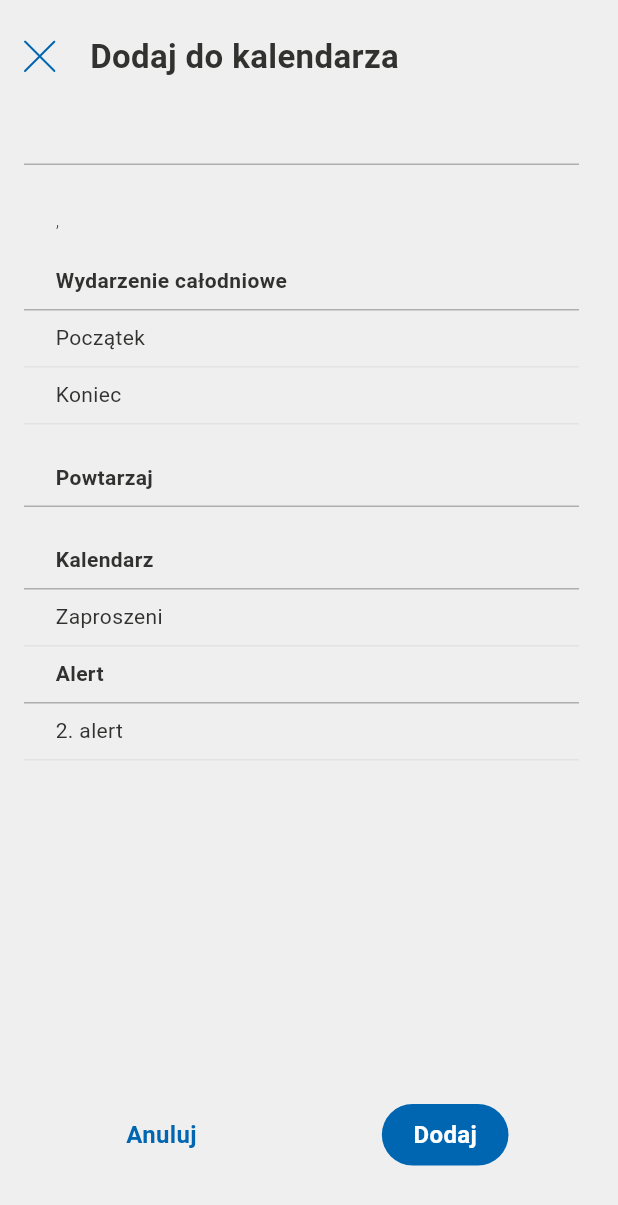
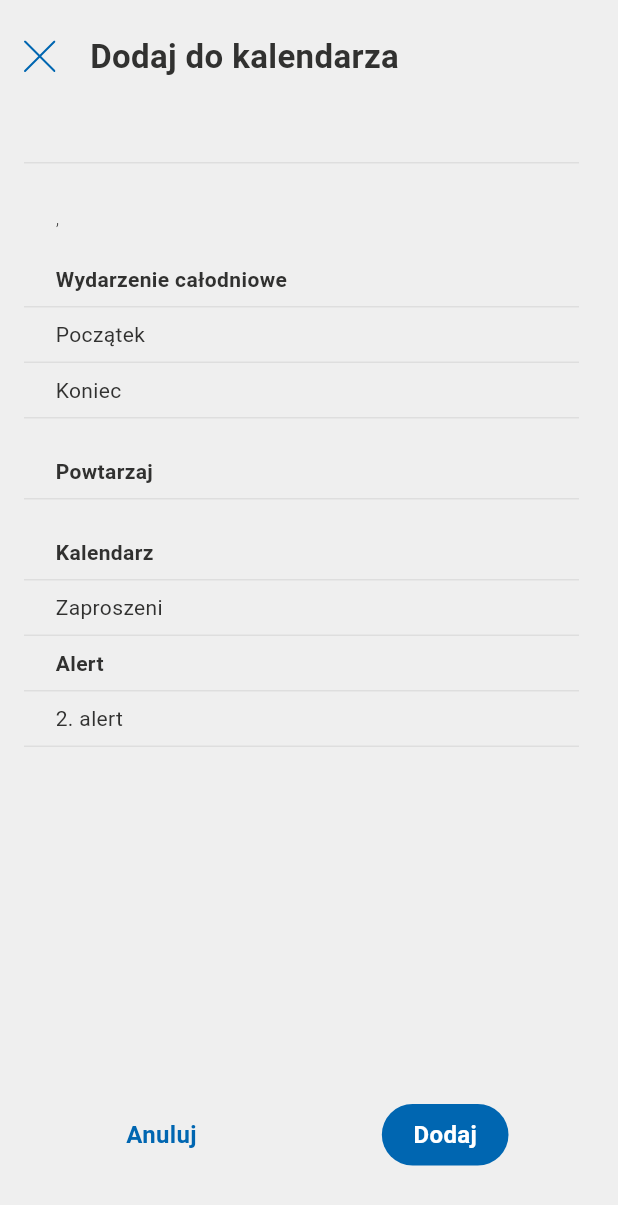
Before and after one commit to redssu/aplikacja-explore, a Flutter app: the EventAddToCalendarSheet widget shown alone on an empty page, opened directly with empty values, on a phone screen of 412 x 824 dp. Shown: the top 1205 px of the screen. Run offline on Flutter 3.47's test engine with Material 3 defaults, Android fonts, the phone set to English and light mode, and no system bars; our stand-ins replace flutter_svg, shimmer.

Commit message:
Wyniesienie domyślnego motywu poziomej linii

```diff
--- a/lib/main.dart
+++ b/lib/main.dart
@@ -25,6 +25,11 @@
         scaffoldBackgroundColor: const Color(0xFFEFEFEF),
         colorScheme: ColorScheme.fromSeed(seedColor: const Color(0xFF0066B1)),
         useMaterial3: true,
+        dividerTheme: DividerThemeData(
+          color: const Color(0xFF000000).withOpacity(0.07),
+          space: 0,
+          thickness: 1,
+        ),
         sliderTheme: SliderThemeData(
           trackHeight: 3,
           overlayShape: const RoundSliderOverlayShape(overlayRadius: 0),
--- a/lib/src/common/layouts/sheet_layout.dart
+++ b/lib/src/common/layouts/sheet_layout.dart
@@ -43,7 +43,9 @@
                       constraints: BoxConstraints(
                         minHeight: viewportConstraints.maxHeight,
                       ),
-                      child: child,
+                      child: IntrinsicHeight(
+                        child: child,
+                      ),
                     ),
                   );
                 },
--- a/lib/src/presentation/events/single/sheets/event_add_to_calendar_sheet.dart
+++ b/lib/src/presentation/events/single/sheets/event_add_to_calendar_sheet.dart
@@ -52,10 +52,10 @@
       child: EdgePadding(
         left: 16,
         right: 26,
-        child: IntrinsicHeight(
         child: Column(
           crossAxisAlignment: CrossAxisAlignment.start,
           children: [
+            // MARK: Informacje o wydarzeniu
             Padding(
               padding: _padding,
               child: Text(
@@ -65,10 +65,7 @@
                 ),
               ),
             ),
-              Divider(
-                height: 1,
-                color: const Color(0xFF4D4C4C).withOpacity(0.4),
-              ),
+            const Divider(),
             const VSpace(10),
             Padding(
               padding: _padding,
@@ -80,7 +77,9 @@
                 ),
               ),
             ),
+            //
             const VSpace(13),
+            // MARK: Data wydarzenia
             Padding(
               padding: _padding,
               child: Row(
@@ -96,10 +95,7 @@
                 ],
               ),
             ),
-              Divider(
-                height: 1,
-                color: const Color(0xFF4D4C4C).withOpacity(0.4),
-              ),
+            const Divider(),
             Padding(
               padding: _padding,
               child: Row(
@@ -115,10 +111,7 @@
                 ],
               ),
             ),
-              Divider(
-                height: 1,
-                color: const Color(0xFF4D4C4C).withOpacity(0.07),
-              ),
+            const Divider(),
             Padding(
               padding: _padding,
               child: Row(
@@ -134,11 +127,10 @@
                 ],
               ),
             ),
-              Divider(
-                height: 1,
-                color: const Color(0xFF4D4C4C).withOpacity(0.07),
-              ),
+            const Divider(),
+            //
             const VSpace(17),
+            // MARK: Powtarzanie
             Padding(
               padding: _padding,
               child: Row(
@@ -154,10 +146,7 @@
                 ],
               ),
             ),
-              Divider(
-                height: 1,
-                color: const Color(0xFF4D4C4C).withOpacity(0.4),
-              ),
+            const Divider(),
             const VSpace(17),
             Padding(
               padding: _padding,
@@ -174,10 +163,7 @@
                 ],
               ),
             ),
-              Divider(
-                height: 1,
-                color: const Color(0xFF4D4C4C).withOpacity(0.4),
-              ),
+            const Divider(),
             Padding(
               padding: _padding,
               child: Row(
@@ -193,10 +179,9 @@
                 ],
               ),
             ),
-              Divider(
-                height: 1,
-                color: const Color(0xFF4D4C4C).withOpacity(0.07),
-              ),
+            //
+            const Divider(),
+            // MARK: Powiadomienia
             Padding(
               padding: _padding,
               child: Row(
@@ -212,10 +197,7 @@
                 ],
               ),
             ),
-              Divider(
-                height: 1,
-                color: const Color(0xFF4D4C4C).withOpacity(0.4),
-              ),
+            const Divider(),
             Padding(
               padding: _padding,
               child: Row(
@@ -231,12 +213,11 @@
                 ],
               ),
             ),
-              Divider(
-                height: 1,
-                color: const Color(0xFF4D4C4C).withOpacity(0.07),
-              ),
+            const Divider(),
             const VSpace(20),
+            //
             const Spacer(),
+            // MARK: Akcje
             Padding(
               padding: const EdgeInsets.symmetric(horizontal: 47),
               child: Row(
@@ -257,7 +238,6 @@
           ],
         ),
       ),
-      ),
     );
   }
 }
```
Also changed, not shown: lib/src/presentation/events/list/sheets/events_filters_sheet.dart (+17 -30 lines), lib/src/presentation/events/single/event_screen.dart (+6 -3 lines). Lines whose indentation alone changed are shown as unchanged.
